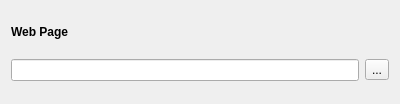
Above: app/resources/modules/web_page.ui from xerp/projections before the change. Below: the same form after it.
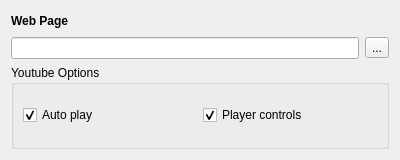
That is the form after the change. Icons and pictures are not drawn.

Commit message: youtube module complete

The edit to the form file:
```diff
--- a/app/resources/modules/web_page.ui
+++ b/app/resources/modules/web_page.ui
@@ -7,7 +7,7 @@
     <x>0</x>
     <y>0</y>
     <width>400</width>
-    <height>104</height>
+    <height>160</height>
    </rect>
   </property>
   <property name="sizePolicy">
@@ -75,6 +75,42 @@
      </item>
     </layout>
    </item>
+   <item>
+    <widget class="QGroupBox" name="youtubeOptions">
+     <property name="title">
+      <string>Youtube Options</string>
+     </property>
+     <property name="flat">
+      <bool>false</bool>
+     </property>
+     <layout class="QHBoxLayout" name="horizontalLayout_3">
+      <item>
+       <layout class="QHBoxLayout" name="horizontalLayout_2">
+        <item>
+         <widget class="QCheckBox" name="chkAutoPlay">
+          <property name="text">
+           <string>Auto play</string>
+          </property>
+          <property name="checked">
+           <bool>true</bool>
+          </property>
+         </widget>
+        </item>
+        <item>
+         <widget class="QCheckBox" name="chkPlayerControls">
+          <property name="text">
+           <string>Player controls</string>
+          </property>
+          <property name="checked">
+           <bool>true</bool>
+          </property>
+         </widget>
+        </item>
+       </layout>
+      </item>
+     </layout>
+    </widget>
+   </item>
   </layout>
  </widget>
  <resources>
```
The commit also changes 5 other files.
